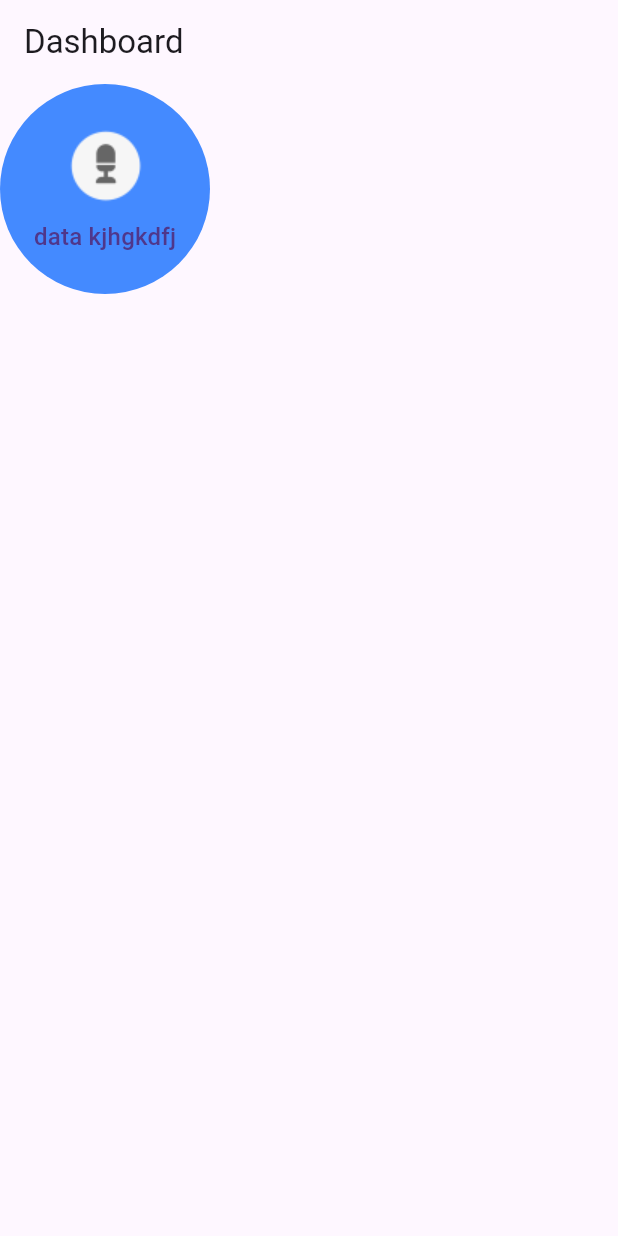
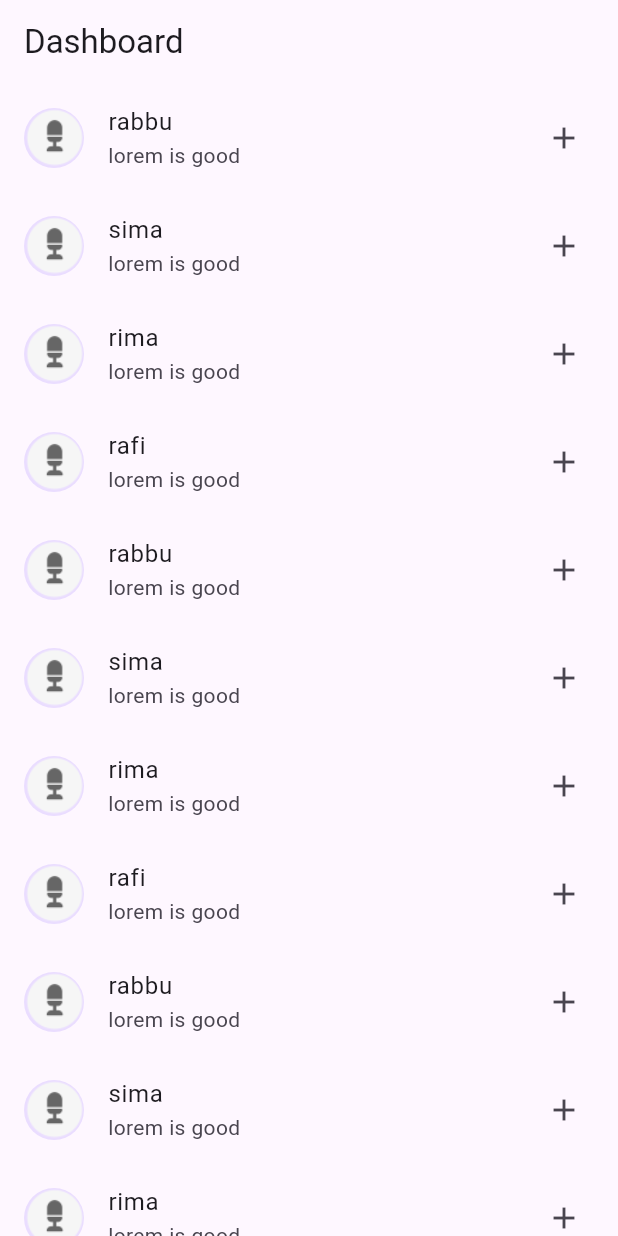
Before and after one commit to Foysalrabby/Classpractice33, a Flutter app: the screen it shows after launch, on a phone screen of 412 x 824 dp. Run offline on Flutter 3.47's test engine with Material 3 defaults, Android fonts, the phone set to English and light mode, and no system bars.

Commit message:
use listview .bulder

```diff
--- a/customclass/lib/main.dart
+++ b/customclass/lib/main.dart
@@ -10,47 +10,42 @@ class Mycustomizeapp extends StatelessWidget {
 
     return MaterialApp(
         debugShowCheckedModeBanner: false,
-      title:"myfirst app",
-      theme: ThemeData(
-        primaryColor: Colors.blue
-      ),
-     home: Mydassboard()
-    );
+        title: "myfirst app",
+        theme: ThemeData(primaryColor: Colors.blue),
+        home: Mydassboard());
     //first Mycustomizeapp  run then Mydassboard home page hisabe rakci
   }
 }
 
 class Mydassboard extends StatelessWidget {
+  var name = ["rabbu", "sima", "rima", "rafi","rabbu", "sima", "rima", "rafi","rabbu", "sima", "rima", "rafi"];
   @override
   Widget build(BuildContext context) {
     return Scaffold(
         appBar: AppBar(
           title: Text("Dashboard"),
-
-     ),
-    body : CircleAvatar(
-      child:Container(
-         width: 100,
-         height: 100,
-         child: Column(children: [
-            Container(
-              width: 70,
-              height: 70,
-              child:  Image.asset("assets/images/icons8-mic-50.png",),
         ),
 
-            Text("data kjhgkdfj")
-          ]),
 
+        body:ListView.builder(itemBuilder: (context,index){
+          return ListTile(
+            leading: CircleAvatar(
+              child:Container(
+                child:Image.asset("assets/images/icons8-mic-50.png")),
               ),
+                     //use image 1 leading /tiitle/subttile/trailing
 
-          radius: 70,
-          backgroundColor: Colors.blueAccent,
+              title: Text(name[index]),
+              subtitle:Text("lorem is good"),
+               trailing: Icon(Icons.add),
 
+            );
+        },
+        itemCount: name.length ,
 
         )
 
+
          );
   }
-
 }
```
Lines whose indentation alone changed are shown as unchanged.
